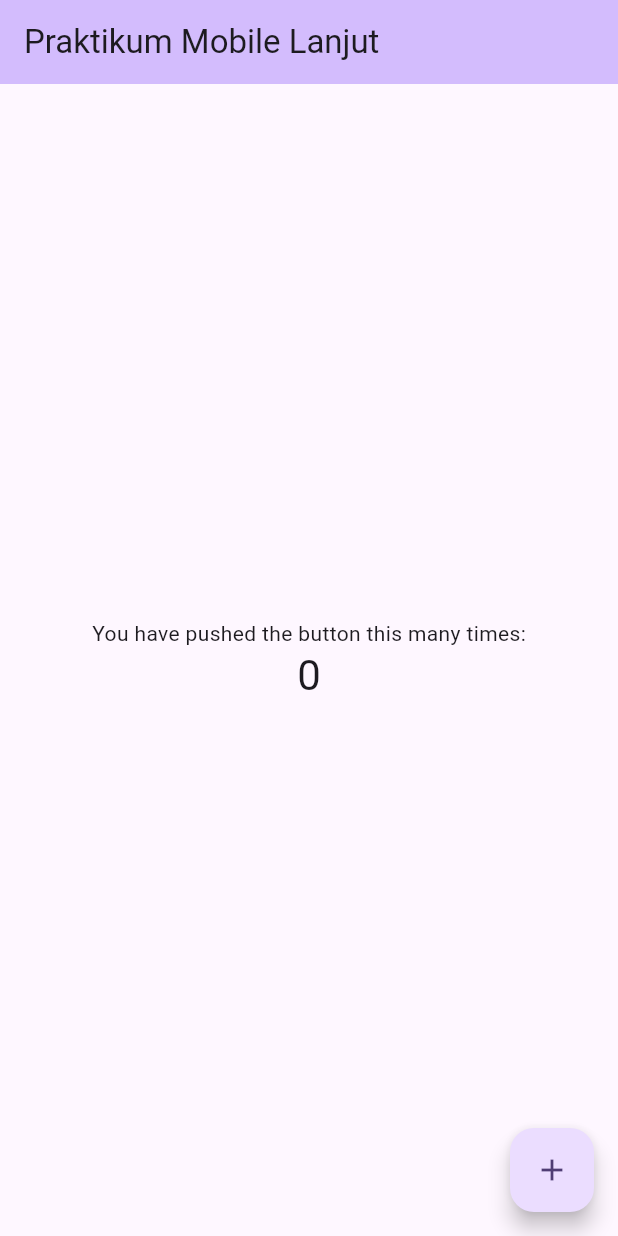
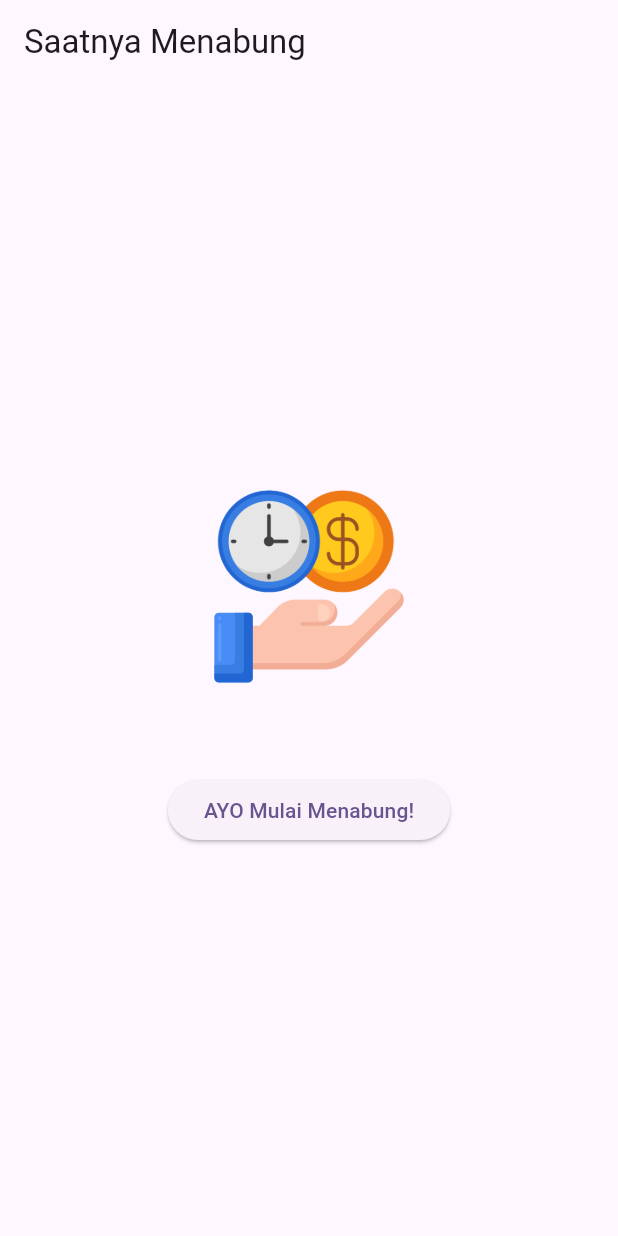
Before and after one commit to AnandaSheva/prakmola, a Flutter app: the screen it shows after launch, on a phone screen of 412 x 824 dp. Run offline on Flutter 3.47's test engine with Material 3 defaults, Android fonts, the phone set to English and light mode, and no system bars.

Commit message:
Pertemuan 3: Basic Widget

```diff
--- /dev/null
+++ b/lib/basic_widget.dart
@@ -0,0 +1,31 @@
+import 'package:flutter/material.dart';
+
+class BasicWidget extends StatelessWidget {
+  const BasicWidget({super.key});
+
+  @override
+  Widget build(BuildContext context) {
+    return Scaffold(
+      appBar: AppBar(
+        title: const Text('Saatnya Menabung'),
+      ),
+      body: Center(
+        child: Column(
+          mainAxisAlignment: MainAxisAlignment.center,
+          children: [
+            Image.asset(
+              'assets/images/logo.png',
+              width: 150,
+              height: 150,
+            ),
+            const SizedBox(height: 50),
+            ElevatedButton(
+              onPressed: () {},
+              child: const Text('AYO Mulai Menabung!'),
+            ),
+          ],
+        ),
+      ),
+    );
+  }
+}
--- a/lib/main.dart
+++ b/lib/main.dart
@@ -1,4 +1,7 @@
 import 'package:flutter/material.dart';
+// import 'package:myapp/column_widget.dart';
+// import 'package:myapp/row_widget.dart';
+import 'package:myapp/basic_widget.dart';
 
 void main() {
   runApp(const MyApp());
@@ -7,45 +10,21 @@ void main() {
 class MyApp extends StatelessWidget {
   const MyApp({super.key});
 
-  // This widget is the root of your application.
   @override
   Widget build(BuildContext context) {
     return MaterialApp(
-      title: 'Flutter Demo',
+      title: 'Praktikum Mobile Lanjut',
       theme: ThemeData(
-        // This is the theme of your application.
-        //
-        // TRY THIS: Try running your application with "flutter run". You'll see
-        // the application has a purple toolbar. Then, without quitting the app,
-        // try changing the seedColor in the colorScheme below to Colors.green
-        // and then invoke "hot reload" (save your changes or press the "hot
-        // reload" button in a Flutter-supported IDE, or press "r" if you used
-        // the command line to start the app).
-        //
-        // Notice that the counter didn't reset back to zero; the application
-        // state is not lost during the reload. To reset the state, use hot
-        // restart instead.
-        //
-        // This works for code too, not just values: Most code changes can be
-        // tested with just a hot reload.
         colorScheme: ColorScheme.fromSeed(seedColor: Colors.deepPurple),
+        useMaterial3: true,
       ),
-      home: const MyHomePage(title: 'Praktikum Mobile Lanjut'),
+      home: const BasicWidget(),
     );
   }
 }
 
 class MyHomePage extends StatefulWidget {
   const MyHomePage({super.key, required this.title});
-
-  // This widget is the home page of your application. It is stateful, meaning
-  // that it has a State object (defined below) that contains fields that affect
-  // how it looks.
-
-  // This class is the configuration for the state. It holds the values (in this
-  // case the title) provided by the parent (in this case the App widget) and
-  // used by the build method of the State. Fields in a Widget subclass are
-  // always marked "final".
 
   final String title;
 
@@ -58,50 +37,19 @@ class _MyHomePageState extends State<MyHomePage> {
 
   void _incrementCounter() {
     setState(() {
-      // This call to setState tells the Flutter framework that something has
-      // changed in this State, which causes it to rerun the build method below
-      // so that the display can reflect the updated values. If we changed
-      // _counter without calling setState(), then the build method would not be
-      // called again, and so nothing would appear to happen.
       _counter++;
     });
   }
 
   @override
   Widget build(BuildContext context) {
-    // This method is rerun every time setState is called, for instance as done
-    // by the _incrementCounter method above.
-    //
-    // The Flutter framework has been optimized to make rerunning build methods
-    // fast, so that you can just rebuild anything that needs updating rather
-    // than having to individually change instances of widgets.
     return Scaffold(
       appBar: AppBar(
-        // TRY THIS: Try changing the color here to a specific color (to
-        // Colors.amber, perhaps?) and trigger a hot reload to see the AppBar
-        // change color while the other colors stay the same.
         backgroundColor: Theme.of(context).colorScheme.inversePrimary,
-        // Here we take the value from the MyHomePage object that was created by
-        // the App.build method, and use it to set our appbar title.
         title: Text(widget.title),
       ),
       body: Center(
-        // Center is a layout widget. It takes a single child and positions it
-        // in the middle of the parent.
         child: Column(
-          // Column is also a layout widget. It takes a list of children and
-          // arranges them vertically. By default, it sizes itself to fit its
-          // children horizontally, and tries to be as tall as its parent.
-          //
-          // Column has various properties to control how it sizes itself and
-          // how it positions its children. Here we use mainAxisAlignment to
-          // center the children vertically; the main axis here is the vertical
-          // axis because Columns are vertical (the cross axis would be
-          // horizontal).
-          //
-          // TRY THIS: Invoke "debug painting" (choose the "Toggle Debug Paint"
-          // action in the IDE, or press "p" in the console), to see the
-          // wireframe for each widget.
           mainAxisAlignment: MainAxisAlignment.center,
           children: <Widget>[
             const Text('You have pushed the button this many times:'),
@@ -116,7 +64,7 @@ class _MyHomePageState extends State<MyHomePage> {
         onPressed: _incrementCounter,
         tooltip: 'Increment',
         child: const Icon(Icons.add),
-      ), // This trailing comma makes auto-formatting nicer for build methods.
+      ),
     );
   }
 }
--- a/pubspec.yaml
+++ b/pubspec.yaml
@@ -58,7 +58,8 @@ flutter:
   uses-material-design: true
 
   # To add assets to your application, add an assets section, like this:
-  # assets:
+  assets:
+      - assets/images/
   #   - images/a_dot_burr.jpeg
   #   - images/a_dot_ham.jpeg
 
```
Also changed, not shown: lib/column_widget.dart (added, +22 -0 lines), lib/row_widget.dart (added, +22 -0 lines), assets/fonts/Poppins-Bold.ttf (added), assets/fonts/Poppins-Regular.ttf (added), assets/images/logo.png (added), pubspec.lock (deleted).
